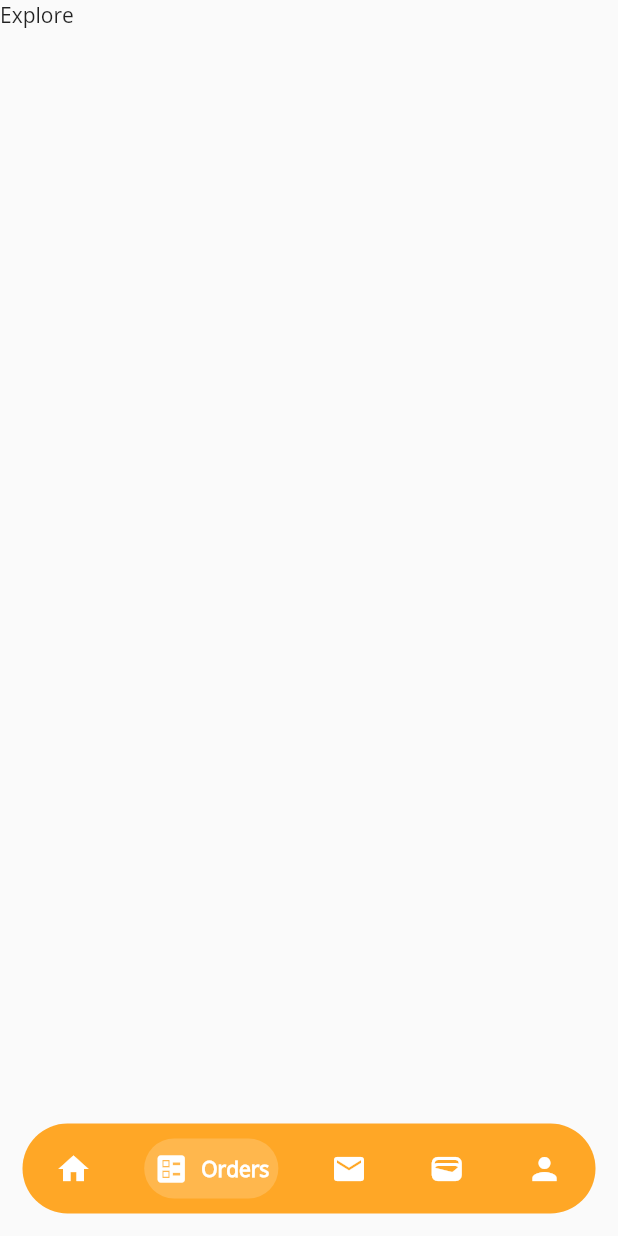
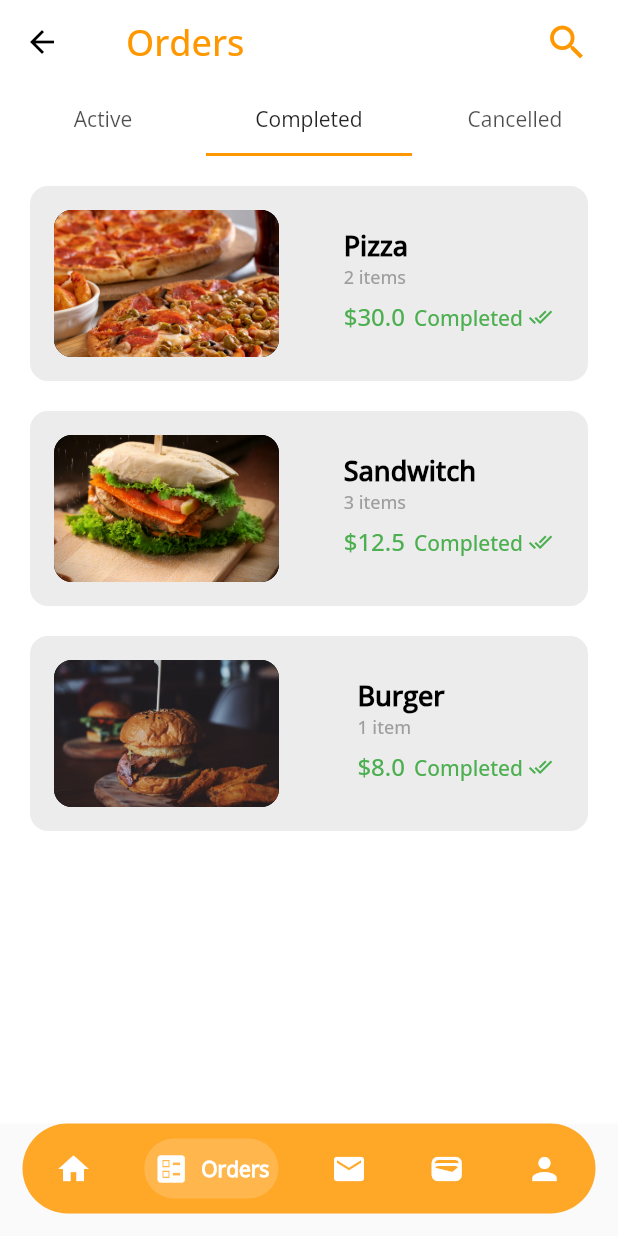
Before and after one commit to m6474n/E-mart, a Flutter app: the HomeScreen screen opened directly, item 2 of the bottom bar chosen, on a phone screen of 412 x 824 dp. Run offline on Flutter 3.47's test engine with Material 2 defaults, Android fonts, the phone set to English and light mode, and no system bars; drawn by our look-alikes of google_nav_bar; our stand-ins replace firebase_auth, firebase_core, fluttertoast; accounts and stored records are empty; network calls fail.

Commit message:
new screens added

```diff
--- a/lib/conponents/input_field.dart
+++ b/lib/conponents/input_field.dart
@@ -31,7 +31,7 @@ class InputField extends StatelessWidget {
           hintText: text,
 
           prefixIcon: icon,
-          hintStyle: TextStyle(color: Colors.grey),
+          hintStyle: const TextStyle(color: Colors.grey),
         ),
       ),
     );
--- a/lib/conponents/rounded_button.dart
+++ b/lib/conponents/rounded_button.dart
@@ -13,13 +13,13 @@ class RoundedButton extends StatelessWidget {
       child: Container(
         height: 50,
         decoration: BoxDecoration(
-          color: Color(0xffF9A826),
+          color: const Color(0xffF9A826),
           borderRadius: BorderRadius.circular(12),
         ),
         child: Center(
           child: Text(
             text,
-            style: TextStyle(
+            style: const TextStyle(
                 color: Colors.white,
                 fontSize: 18,
                 fontFamily: 'OpenSans-Regular',
--- /dev/null
+++ b/lib/screens/Tabs/orders.dart
@@ -0,0 +1,237 @@
+import 'package:flutter/material.dart';
+
+class OrderTab extends StatefulWidget {
+  const OrderTab({super.key});
+
+  @override
+  State<OrderTab> createState() => _OrderTabState();
+}
+
+class _OrderTabState extends State<OrderTab> {
+  @override
+  Widget build(BuildContext context) {
+    return DefaultTabController(
+      initialIndex: 1,
+      length: 3,
+      child: Scaffold(
+        backgroundColor: Colors.white,
+        appBar: AppBar(
+          backgroundColor: Colors.transparent,
+          elevation: 0,
+          title: Padding(
+            padding: const EdgeInsets.symmetric(horizontal: 12.0),
+            child: Text(
+              'Orders',
+              style: TextStyle(
+                  color: Colors.orange,
+                  fontFamily: "OpenSans-medium",
+                  fontSize: 24),
+            ),
+          ),
+          actions: [
+            IconButton(
+              onPressed: () {},
+              icon: Icon(
+                Icons.search,
+                color: Colors.orange,
+                size: 30,
+              ),
+            ),
+            SizedBox(
+              width: 10,
+            )
+          ],
+          bottom: TabBar(tabs: [
+            Tab(
+              text: 'Active',
+            ),
+            Tab(
+              text: 'Completed',
+            ),
+            Tab(
+              text: 'Cancelled',
+            ),
+          ]),
+        ),
+        body: TabBarView(
+            children: [activeOrder(), completedOrder(), cancelledOrder()]),
+      ),
+    );
+  }
+
+  Widget activeOrder() {
+    return Container(
+      height: 500,
+      child: ListView(children: [
+        order("assets/images/pizzas.jpg", 'Pizza', '2 items', '30.0', Active()),
+        order("assets/images/sandwitch.jpg", 'Sandwitch', '3 items', '12.5',
+            Active()),
+        order(
+            "assets/images/biryani.jpg", 'Biryani', '1 item', '5.8', Active()),
+        order("assets/images/breakfast.jpg", 'Breakfast', '2 items', '20.0',
+            Active()),
+        order(
+            "assets/images/dessert.jpg", 'Dessart', '1 item', '15.5', Active()),
+        order("assets/images/burger.jpg", 'Burger', '1 item', '8.0', Active()),
+      ]),
+    );
+  }
+
+  Widget completedOrder() {
+    return Container(
+      height: 500,
+      child: ListView(children: [
+        order(
+            "assets/images/pizzas.jpg", 'Pizza', '2 items', '30.0', complete()),
+        order("assets/images/sandwitch.jpg", 'Sandwitch', '3 items', '12.5',
+            complete()),
+        order(
+            "assets/images/burger.jpg", 'Burger', '1 item', '8.0', complete()),
+      ]),
+    );
+  }
+
+  Widget cancelledOrder() {
+    return Container(
+      height: 500,
+      child: ListView(children: [
+        order("assets/images/breakfast.jpg", 'Breakfast', '2 items', '20.0',
+            cancel()),
+      ]),
+    );
+  }
+
+  Widget order(img, title, subtitle, price, btn) {
+    return Padding(
+      padding: const EdgeInsets.only(top: 20.0, left: 20, right: 20),
+      child: Container(
+        height: 130,
+        width: double.infinity,
+        decoration: BoxDecoration(
+            color: Colors.grey.withOpacity(.2),
+            borderRadius: BorderRadius.circular(12)),
+        child: Padding(
+          padding: const EdgeInsets.all(16.0),
+          child: Container(
+            child: Row(
+              mainAxisAlignment: MainAxisAlignment.spaceBetween,
+              crossAxisAlignment: CrossAxisAlignment.start,
+              children: [
+                Container(
+                  height: 130,
+                  width: 150,
+                  decoration: BoxDecoration(
+                      color: Colors.black,
+                      image: DecorationImage(
+                          fit: BoxFit.cover, image: AssetImage(img)),
+                      borderRadius: BorderRadius.circular(12)),
+                ),
+                Column(
+                  mainAxisAlignment: MainAxisAlignment.center,
+                  crossAxisAlignment: CrossAxisAlignment.start,
+                  children: [
+                    Text(
+                      title,
+                      style: TextStyle(
+                          fontFamily: "OpenSans-medium",
+                          fontSize: 18,
+                          color: Colors.black,
+                          fontWeight: FontWeight.bold),
+                    ),
+                    Text(
+                      subtitle,
+                      style: TextStyle(
+                          fontFamily: "OpenSans-medium",
+                          color: Colors.grey,
+                          fontSize: 12),
+                    ),
+                    SizedBox(
+                      height: 4,
+                    ),
+                    Row(
+                      children: [
+                        Text(
+                          new String.fromCharCodes(new Runes('\u0024')) + price,
+                          style: TextStyle(
+                              fontFamily: "OpenSans-medium",
+                              fontSize: 16,
+                              color: Colors.green),
+                        ),
+                        SizedBox(
+                          width: 6,
+                        ),
+                        InkWell(onTap: () {}, child: btn)
+                      ],
+                    )
+                  ],
+                )
+              ],
+            ),
+          ),
+        ),
+      ),
+    );
+  }
+
+  Widget Active() {
+    return Container(
+      height: 30,
+      width: 90,
+      decoration: BoxDecoration(
+          color: Colors.white,
+          borderRadius: BorderRadius.circular(30),
+          border: Border.all(width: 1, color: Colors.orange)),
+      child: Center(
+          child: Text(
+        'Cancel',
+        style: TextStyle(fontFamily: "OpenSans-medium", color: Colors.orange),
+      )),
+    );
+  }
+
+  Widget complete() {
+    return Container(
+        height: 30,
+        width: 100,
+        child: Row(
+          children: [
+            Center(
+                child: Text(
+              'Completed ',
+              style: TextStyle(
+                  fontFamily: "OpenSans-medium",
+                  fontSize: 14,
+                  color: Colors.green),
+            )),
+            Icon(
+              Icons.done_all,
+              size: 16,
+              color: Colors.green,
+            )
+          ],
+        ));
+  }
+
+  Widget cancel() {
+    return Container(
+        height: 30,
+        width: 100,
+        child: Row(
+          children: [
+            Center(
+                child: Text(
+              'Cancelled ',
+              style: TextStyle(
+                  fontFamily: "OpenSans-medium",
+                  fontSize: 14,
+                  color: Colors.red),
+            )),
+            Icon(
+              Icons.cancel,
+              size: 16,
+              color: Colors.red,
+            )
+          ],
+        ));
+  }
+}
--- a/lib/screens/home_screen.dart
+++ b/lib/screens/home_screen.dart
@@ -1,8 +1,8 @@
 import 'package:firebase_auth/firebase_auth.dart';
 import 'package:flutter/material.dart';
 import 'package:google_nav_bar/google_nav_bar.dart';
-import 'package:p1/screens/login_screen.dart';
-import 'package:p1/utils/utility.dart';
+import 'package:p1/screens/Tabs/chat.dart';
+import 'package:p1/screens/Tabs/orders.dart';
 
 import 'Tabs/home.dart';
 
@@ -18,10 +18,10 @@ class _HomeScreenState extends State<HomeScreen> {
   PageController controller = PageController();
 
   int _selectedIndex = 0;
-  static const List<Widget> _widgetOptions = const [
+  static const List<Widget> _widgetOptions = [
     HomeTab(),
-    Text('Explore'),
-    Text('Cart'),
+    OrderTab(),
+    ChatTab(),
     Text('E-wallet'),
     Text('Profile'),
   ];
@@ -41,7 +41,7 @@ class _HomeScreenState extends State<HomeScreen> {
             padding: const EdgeInsets.symmetric(vertical: 10.0, horizontal: 16),
             child: GNav(
                 gap: 8,
-                padding: EdgeInsets.symmetric(vertical: 8, horizontal: 6),
+                padding: const EdgeInsets.symmetric(vertical: 8, horizontal: 6),
                 backgroundColor: Colors.orange.shade400,
                 tabBackgroundColor: Colors.orange.shade300,
                 activeColor: Colors.white,
@@ -52,7 +52,7 @@ class _HomeScreenState extends State<HomeScreen> {
                     _selectedIndex = index;
                   });
                 },
-                tabs: [
+                tabs: const [
                   GButton(
                     icon: Icons.home,
                     text: "Home",
--- a/lib/screens/welcome.dart
+++ b/lib/screens/welcome.dart
@@ -1,3 +1,5 @@
+// ignore_for_file: unused_import
+
 import 'dart:async';
 
 import 'package:flutter/material.dart';
@@ -26,7 +28,7 @@ class _WelcomeScreenState extends State<WelcomeScreen> {
           child: Column(
             mainAxisAlignment: MainAxisAlignment.center,
             crossAxisAlignment: CrossAxisAlignment.center,
-            children: [
+            children: const [
               Image(height: 250, image: AssetImage('assets/images/logo.png')),
               SizedBox(
                 height: 10,
@@ -46,7 +48,7 @@ class _WelcomeScreenState extends State<WelcomeScreen> {
 
   void isLogin(BuildContext context) {
     Timer(
-        Duration(seconds: 3),
+        const Duration(seconds: 3),
         () => Navigator.push(context,
             MaterialPageRoute(builder: (context) => const FirstScreen())));
   }
```
Also changed, not shown: lib/main.dart (+3 -15 lines), lib/screens/Tabs/chat.dart (added, +194 -0 lines), lib/screens/Tabs/home.dart (+38 -34 lines), lib/screens/login_screen.dart (+14 -14 lines), lib/screens/register_screen.dart (+17 -17 lines), lib/screens/screen_1.dart (+10 -8 lines), lib/screens/Tabs/wallet.dart (added).
